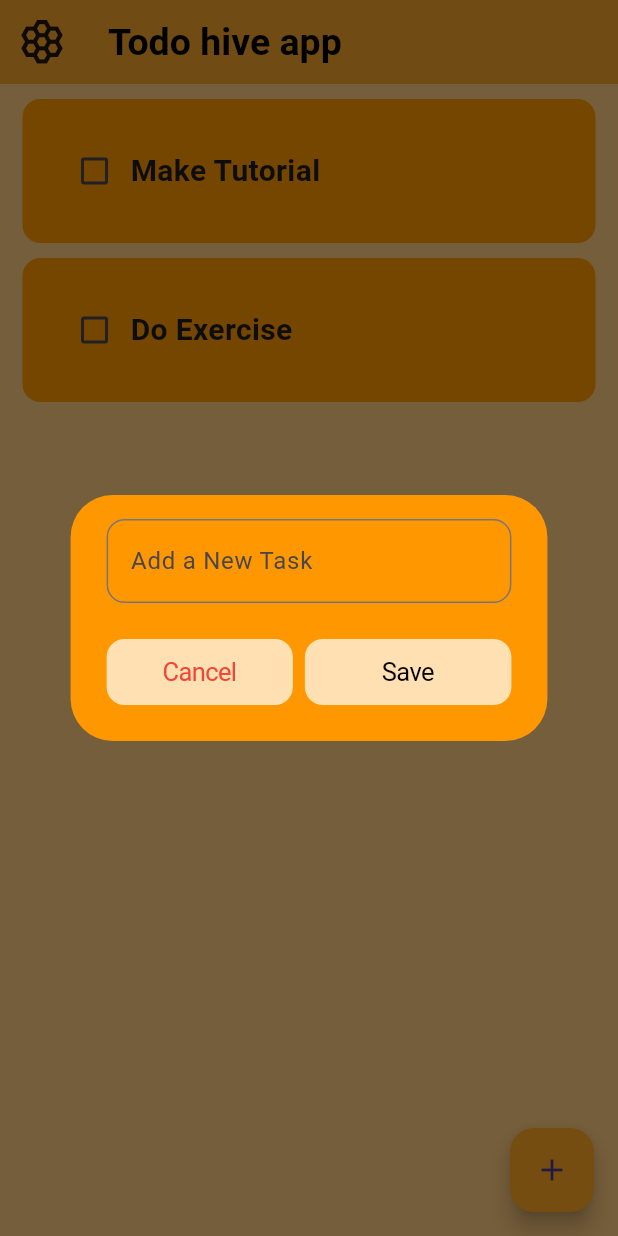
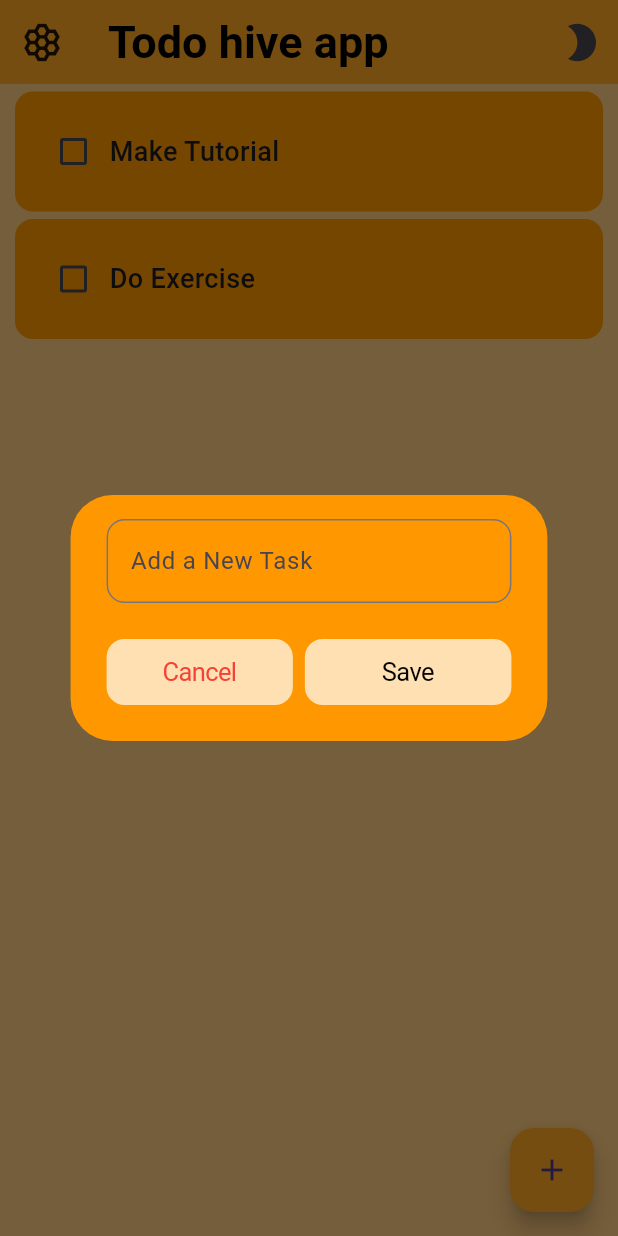
Before and after one commit to HESHAMKAMAll/Hive-App, a Flutter app: the screen it shows after launch, after a tap on the "add" icon, on a phone screen of 412 x 824 dp. Run offline on Flutter 3.47's test engine with Material 2 defaults, Android fonts, the phone set to English and light mode, and no system bars; drawn by our look-alikes of flutter_slidable; our stand-ins replace hive_flutter; accounts and stored records are empty.

Commit message:
save theme with hive

```diff
--- a/lib/main.dart
+++ b/lib/main.dart
@@ -1,39 +1,89 @@
 import 'package:flutter/material.dart';
 import 'package:hive_flutter/hive_flutter.dart';
+import 'package:provider/provider.dart';
+import 'package:todo_hive/theme/theme_provider.dart';
 import 'package:todo_hive/views/home.dart';
 
 void main() async {
   await Hive.initFlutter();
-  var box = await Hive.openBox("myBox");
-  runApp(MyApp());
+  await Hive.openBox("myBox");
+  await Hive.openBox('theme');
+  runApp(
+    MultiProvider(
+      providers: [
+        ChangeNotifierProvider(create: (context) => ThemeProvider()),
+      ],
+      builder: (context, child) => MyApp(),
+    ),
+  );
 }
 
-class MyApp extends StatelessWidget {
+class MyApp extends StatefulWidget {
   const MyApp({super.key});
 
   @override
+  State<MyApp> createState() => _MyAppState();
+}
+
+class _MyAppState extends State<MyApp> {
+  var box = Hive.box("theme");
+
+  @override
+  void initState() {
+    if (box.get("data") == null) {
+      Provider.of<ThemeProvider>(context, listen: false).firstCreate();
+      // context.watch<ThemeProvider>().firstCreate();
+    } else {
+      Provider.of<ThemeProvider>(context, listen: false).loadTheme();
+      // context.watch<ThemeProvider>().loadTheme();
+    }
+    super.initState();
+  }
+  @override
   Widget build(BuildContext context) {
-    return MaterialApp(
+    return Consumer<ThemeProvider>(
+      builder: (context, value, child) => MaterialApp(
         title: 'ToDo App Hive',
         debugShowCheckedModeBanner: false,
         theme: ThemeData(
+          brightness: value.dark ? Brightness.dark : Brightness.light,
           primaryColor: Colors.orange,
-        scaffoldBackgroundColor: Colors.orange[200],
           floatingActionButtonTheme: FloatingActionButtonThemeData(
             backgroundColor: Colors.orange[400],
           ),
+          scaffoldBackgroundColor: value.dark ? Color.fromRGBO(28, 28, 28, 1) : Colors.orange[200],
           appBarTheme: AppBarTheme(
-          elevation: 1,
             backgroundColor: Colors.orange[400],
-          titleTextStyle: TextStyle(color: Colors.black, fontSize: 25, fontWeight: FontWeight.bold),
-          iconTheme: IconThemeData(
-            // color: Colors.white,
-            size: 35,
-          ),
+            titleTextStyle: TextStyle(fontWeight: FontWeight.bold, color: value.dark ? Colors.white : Colors.black, fontSize: 30),
+            iconTheme: IconThemeData(size: 30),
           ),
           useMaterial3: true,
         ),
         home: Home(),
+      ),
     );
+
+    // return MaterialApp(
+    //   title: 'ToDo App Hive',
+    //   debugShowCheckedModeBanner: false,
+    //   theme: ThemeData(
+    //     primaryColor: Colors.orange,
+    //     scaffoldBackgroundColor: Colors.orange[200],
+    //     floatingActionButtonTheme: FloatingActionButtonThemeData(
+    //       backgroundColor: Colors.orange[400],
+    //     ),
+    //     appBarTheme: AppBarTheme(
+    //       elevation: 1,
+    //       backgroundColor: Colors.orange[400],
+    //       titleTextStyle: TextStyle(color: Colors.black, fontSize: 25, fontWeight: FontWeight.bold),
+    //       iconTheme: IconThemeData(
+    //         // color: Colors.white,
+    //         size: 35,
+    //       ),
+    //     ),
+    //     useMaterial3: true,
+    //   ),
+    //   home: Home(),
+    // );
   }
 }
--- /dev/null
+++ b/lib/theme/theme_provider.dart
@@ -0,0 +1,25 @@
+import 'package:flutter/material.dart';
+import 'package:hive_flutter/hive_flutter.dart';
+
+class ThemeProvider extends ChangeNotifier {
+  bool dark = false;
+  var box = Hive.box("theme");
+
+  void firstCreate(){
+    dark = false;
+  }
+
+  void loadTheme(){
+    dark = box.get("data");
+  }
+
+  void changeTheme()async{
+    if(dark){
+      dark = false;
+    }else{
+      dark = true;
+    }
+    await box.put("data", dark);
+    notifyListeners();
+  }
+}
--- a/lib/views/home.dart
+++ b/lib/views/home.dart
@@ -1,6 +1,8 @@
 import 'package:flutter/material.dart';
 import 'package:hive_flutter/adapters.dart';
+import 'package:provider/provider.dart';
 import 'package:todo_hive/data/database.dart';
+import '../theme/theme_provider.dart';
 import '../widgets/dialog_box.dart';
 import '../widgets/todo_tile.dart';
 
@@ -20,7 +22,7 @@ class _HomeState extends State<Home> {
   void initState() {
     if (myBox.get("TODOLIST") == null) {
       db.createInitialData();
-    }else{
+    } else {
       db.loadData();
     }
     super.initState();
@@ -29,12 +31,25 @@ class _HomeState extends State<Home> {
   @override
   Widget build(BuildContext context) {
     return Scaffold(
-      appBar: AppBar(title: Text("Todo hive app"), leading: Icon(Icons.hive_outlined)),
+      appBar: AppBar(
+        title: Text("Todo hive app"),
+        leading: Icon(Icons.hive_outlined),
+        actions: [
+          Consumer<ThemeProvider>(
+            builder: (context, value, child) => IconButton(
+              onPressed: () {
+                value.changeTheme();
+              },
+              icon: Icon(Icons.mode_night),
+            ),
+          ),
+        ],
+      ),
       body: ListView.builder(
         itemCount: db.toDoList.length,
         itemBuilder: (context, i) => ToDoTile(
-          taskName: db.toDoList[i][0],
-          taskCompleted: db.toDoList[i][1],
+          task: db.toDoList[i][0],
+          check: db.toDoList[i][1],
           onChanged: (value) {
             setState(() {
               db.toDoList[i][1] = value;
--- a/lib/widgets/todo_tile.dart
+++ b/lib/widgets/todo_tile.dart
@@ -1,16 +1,19 @@
 import 'package:flutter/material.dart';
 import 'package:flutter_slidable/flutter_slidable.dart';
+import 'package:provider/provider.dart';
+
+import '../theme/theme_provider.dart';
 
 class ToDoTile extends StatelessWidget {
-  final String taskName;
-  final bool taskCompleted;
+  final String task;
+  final bool check;
   Function(bool?)? onChanged;
   Function(BuildContext)? delete;
 
   ToDoTile({
     super.key,
-    required this.taskName,
-    required this.taskCompleted,
+    required this.task,
+    required this.check,
     required this.onChanged,
     required this.delete,
   });
@@ -18,41 +21,41 @@ class ToDoTile extends StatelessWidget {
   @override
   Widget build(BuildContext context) {
     return Padding(
-      padding: const EdgeInsets.only(left: 15.0, right: 15.0, top: 10.0),
+      padding: const EdgeInsets.only(right: 10.0, left: 10.0, top: 5),
       child: Slidable(
         endActionPane: ActionPane(
-          motion: StretchMotion(),
+          motion: ScrollMotion(),
           children: [
             SlidableAction(
+              // An action can be bigger than the others.
+              borderRadius: BorderRadius.circular(12),
+              // flex: 2,
               onPressed: delete,
               backgroundColor: Colors.red,
-              borderRadius: BorderRadius.circular(12.0),
+              foregroundColor: Colors.white,
               icon: Icons.delete_outline,
+              label: 'Delete',
             ),
           ],
         ),
         child: Container(
-          padding: EdgeInsets.all(24.0),
+          height: 80,
+          padding: EdgeInsets.all(15.0),
           decoration: BoxDecoration(
-            color: Colors.orange,
-            borderRadius: BorderRadius.circular(12.0),
+            color: Theme.of(context).primaryColor,
+            borderRadius: BorderRadius.circular(12),
           ),
           child: Row(
             children: [
-              Checkbox(
-                activeColor: Colors.orange,
-                checkColor: Colors.black,
-                value: taskCompleted,
-                onChanged: onChanged,
-              ),
-              Text(
-                taskName,
-                style: TextStyle(
-                  fontSize: 20,
-                  fontWeight: FontWeight.w700,
-                  decoration: taskCompleted ? TextDecoration.lineThrough : TextDecoration.none,
+              Consumer<ThemeProvider>(
+                builder: (context, value, child) => Checkbox(
+                  activeColor: Colors.transparent,
+                  checkColor: value.dark? Colors.white: Colors.black,
+                  value: check,
+                  onChanged: onChanged,
                 ),
               ),
+              Text(task, style: TextStyle(fontSize: 18, fontWeight: FontWeight.w500,decoration: check? TextDecoration.lineThrough:TextDecoration.none)),
             ],
           ),
         ),
--- a/pubspec.yaml
+++ b/pubspec.yaml
@@ -38,6 +38,7 @@ dependencies:
   hive: ^2.2.3
   hive_flutter: ^1.1.0
   flutter_slidable: ^3.0.0
+  provider: ^6.0.5
 
 dev_dependencies:
   flutter_test:
```
Also changed, not shown: pubspec.lock. Lines whose indentation alone changed are shown as unchanged.
